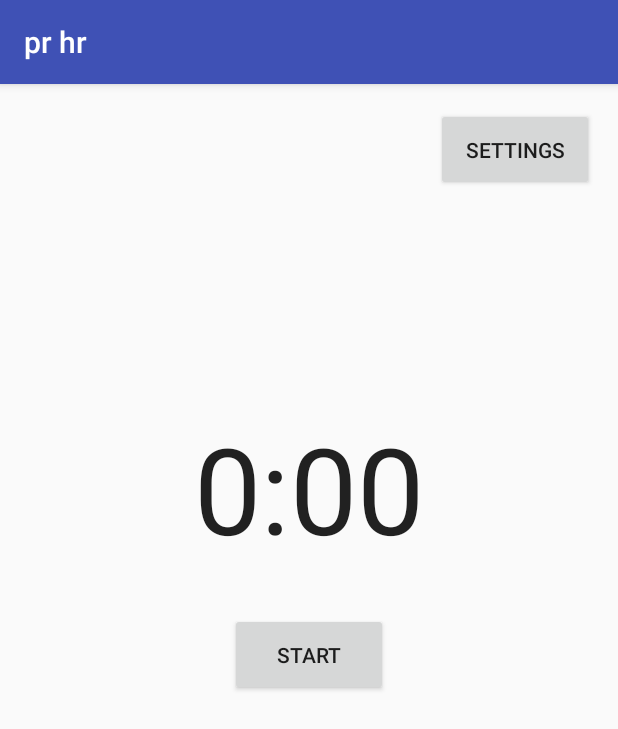
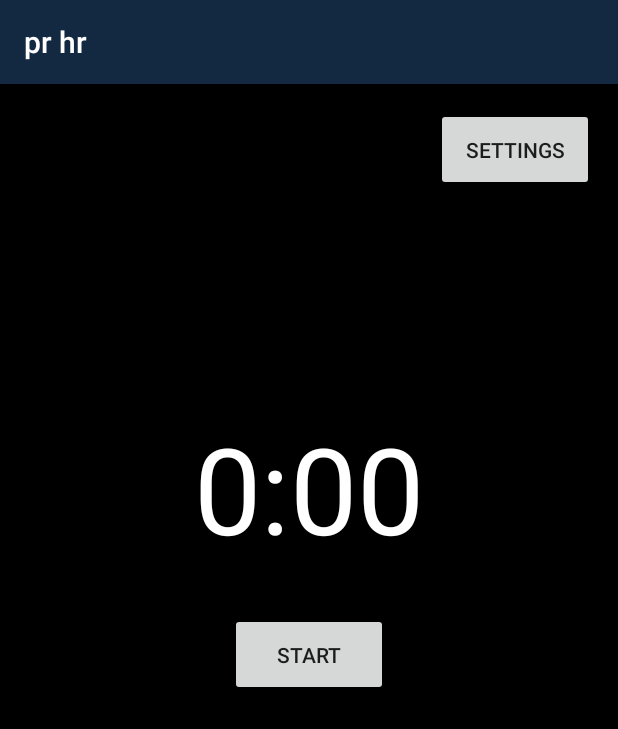
Before and after one commit to billmiller2/prhr, an Android app: the screen it shows after launch (MainActivity), on a phone screen of 412 x 824 dp. Shown: the top 729 px of the screen. Run offline under Robolectric (Android 15) with nearby library versions, the light colour scheme and no system bars.

Commit message:
change color scheme #55

```diff
--- a/app/build.gradle
+++ b/app/build.gradle
@@ -7,8 +7,8 @@ android {
         applicationId "com.sexcamelmusic.prhr"
         minSdkVersion 15
         targetSdkVersion 25
-        versionCode 2
-        versionName "1.0.0"
+        versionCode 3
+        versionName "1.0.1"
         testInstrumentationRunner "android.support.test.runner.AndroidJUnitRunner"
     }
     buildTypes {
--- a/app/src/main/java/com/sexcamelmusic/prhr/MainActivity.java
+++ b/app/src/main/java/com/sexcamelmusic/prhr/MainActivity.java
@@ -177,7 +177,7 @@ public class MainActivity extends AppCompatActivity {
 
     private void flashBackground() {
         final View mainView = findViewById(R.id.activity_main);
-        mainView.setBackgroundColor(Color.parseColor("#ffccff"));
+        mainView.setBackgroundColor(Color.parseColor("#ef7093"));
     }
 
     /**
@@ -357,7 +357,7 @@ public class MainActivity extends AppCompatActivity {
      */
     private void resetBackground() {
         final View mainView = findViewById(R.id.activity_main);
-        mainView.setBackgroundColor(Color.parseColor("#ffffff"));
+        mainView.setBackgroundColor(Color.parseColor("#000000"));
     }
 
     @Override
--- a/app/src/main/res/layout/activity_main.xml
+++ b/app/src/main/res/layout/activity_main.xml
@@ -9,6 +9,7 @@
     android:paddingRight="@dimen/activity_horizontal_margin"
     android:paddingTop="@dimen/activity_vertical_margin"
     android:keepScreenOn="true"
+    android:background="@color/black"
     tools:context="com.sexcamelmusic.prhr.MainActivity">
 
     <TextView
@@ -19,6 +20,7 @@
         android:textSize="80sp"
         android:layout_centerHorizontal="true"
         android:textAppearance="?android:attr/textAppearanceLarge"
+        android:textColor="@color/white"
         android:text="@string/timer" />
 
     <Button
--- a/app/src/main/res/values/colors.xml
+++ b/app/src/main/res/values/colors.xml
@@ -3,4 +3,7 @@
     <color name="colorPrimary">#3F51B5</color>
     <color name="colorPrimaryDark">#303F9F</color>
     <color name="colorAccent">#FF4081</color>
+    <color name="black">#000000</color>
+    <color name="white">#ffffff</color>
+    <color name="darkBlue">#132942</color>
 </resources>
--- a/app/src/main/res/values/styles.xml
+++ b/app/src/main/res/values/styles.xml
@@ -3,8 +3,8 @@
     <!-- Base application theme. -->
     <style name="AppTheme" parent="Theme.AppCompat.Light.DarkActionBar">
         <!-- Customize your theme here. -->
-        <item name="colorPrimary">@color/colorPrimary</item>
-        <item name="colorPrimaryDark">@color/colorPrimaryDark</item>
+        <item name="colorPrimary">@color/darkBlue</item>
+        <item name="colorPrimaryDark">@color/darkBlue</item>
         <item name="colorAccent">@color/colorAccent</item>
     </style>
 
```
Also changed, not shown: 1 other file.
